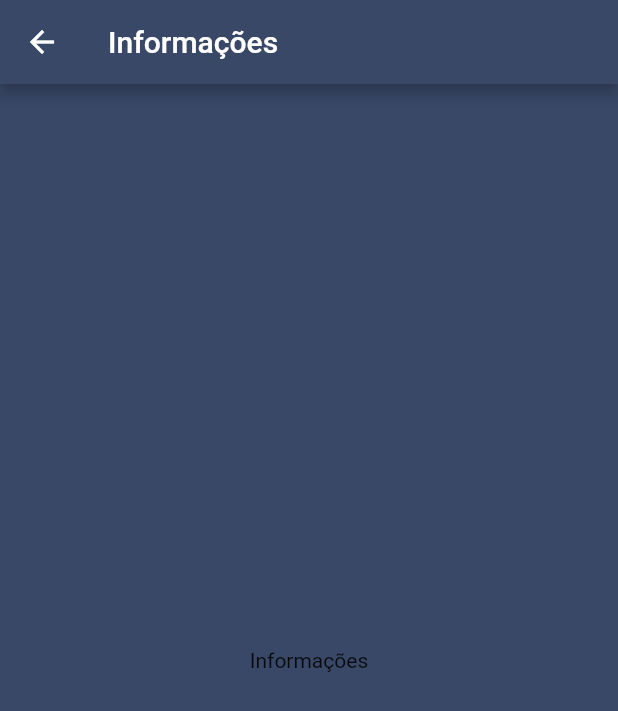
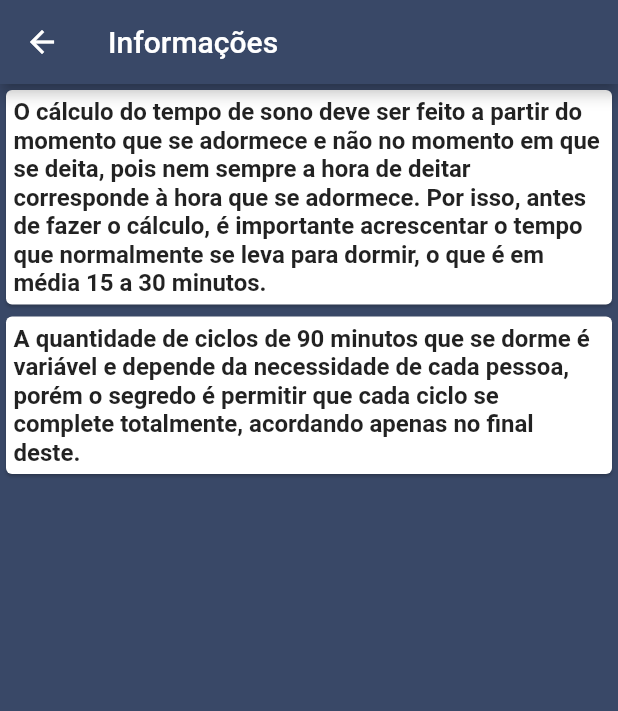
Before and after one commit to joelysondavid/SleepTime, a Flutter app: the SleepTimeInfo screen opened by its route, on a phone screen of 412 x 824 dp. Shown: the top 711 px of the screen. Run offline on Flutter 3.47's test engine with Material 2 defaults, Android fonts, the phone set to English and light mode, and no system bars; our stand-ins replace mask_text_input_formatter.

Commit message:
Adicionando informações

```diff
--- a/lib/views/sleep_time_info.dart
+++ b/lib/views/sleep_time_info.dart
@@ -3,18 +3,50 @@ import 'package:flutter/material.dart';
 import '../utils/app_colors.dart';
 
 class SleepTimeInfo extends StatelessWidget {
+  var appBar = AppBar(
+    title: Text("Informações"),
+    backgroundColor: AppColors.BACKGROUND_COLOR,
+  );
+
   @override
   Widget build(BuildContext context) {
     return Scaffold(
-      appBar: AppBar(
-        title: Text("Informações"),
-        backgroundColor: AppColors.BACKGROUND_COLOR,
-      ),
-      body: Container(
-        child: Center(
-          child: Text("Informações"),
+      appBar: appBar,
+      backgroundColor: AppColors.BACKGROUND_COLOR,
+      body: SafeArea(
+        child: SingleChildScrollView(
+          child: Container(
+            width: double.infinity,
+            child: Column(
+              children: <Widget>[
+                Card(
+                  child: Padding(
+                    padding: EdgeInsets.all(5),
+                    child: Text(
+                      "O cálculo do tempo de sono deve ser feito a partir do momento que se adormece e não no momento em que se deita, pois nem sempre a hora de deitar corresponde à hora que se adormece. Por isso, antes de fazer o cálculo, é importante acrescentar o tempo que normalmente se leva para dormir, o que é em média 15 a 30 minutos.",
+                      style: TextStyle(
+                        fontSize: 16,
+                        fontWeight: FontWeight.bold,
+                      ),
+                    ),
+                  ),
+                ),
+                Card(
+                  child: Padding(
+                    padding: EdgeInsets.all(5),
+                    child: Text(
+                      "A quantidade de ciclos de 90 minutos que se dorme é variável e depende da necessidade de cada pessoa, porém o segredo é permitir que cada ciclo se complete totalmente, acordando apenas no final deste.",
+                      style: TextStyle(
+                        fontSize: 16,
+                        fontWeight: FontWeight.bold,
+                      ),
+                    ),
+                  ),
+                ),
+              ],
+            ),
+          ),
         ),
-        color: AppColors.BACKGROUND_COLOR,
       ),
     );
   }
```
